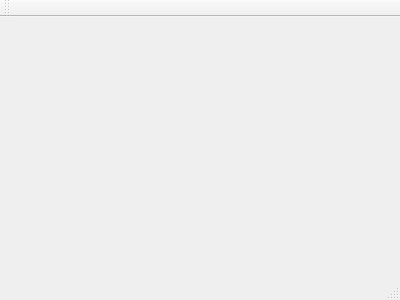
The window that mainwindow.ui (jocaine/defect_detection) describes before a commit, drawn with Qt 5.
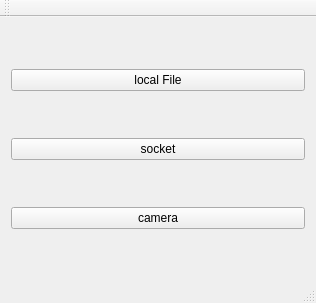
The same window after the commit.

Commit message: 修改了数据收集模块，增加了socket和camera接口

```diff
--- a/mainwindow.ui
+++ b/mainwindow.ui
@@ -6,14 +6,38 @@
    <rect>
     <x>0</x>
     <y>0</y>
-    <width>400</width>
-    <height>300</height>
+    <width>316</width>
+    <height>303</height>
    </rect>
   </property>
   <property name="windowTitle">
    <string>Axis Tags Example</string>
   </property>
-  <widget class="QWidget" name="centralWidget"/>
+  <widget class="QWidget" name="centralWidget">
+   <layout class="QVBoxLayout" name="verticalLayout">
+    <item>
+     <widget class="QPushButton" name="btn_FS">
+      <property name="text">
+       <string>local File</string>
+      </property>
+     </widget>
+    </item>
+    <item>
+     <widget class="QPushButton" name="btnSocket">
+      <property name="text">
+       <string>socket</string>
+      </property>
+     </widget>
+    </item>
+    <item>
+     <widget class="QPushButton" name="btnCamera">
+      <property name="text">
+       <string>camera</string>
+      </property>
+     </widget>
+    </item>
+   </layout>
+  </widget>
   <widget class="QMenuBar" name="menuBar">
    <property name="geometry">
     <rect>
```
Left out of the diff: 4 changed lines with no effect on the pictures. The commit also changes 89 other files.
